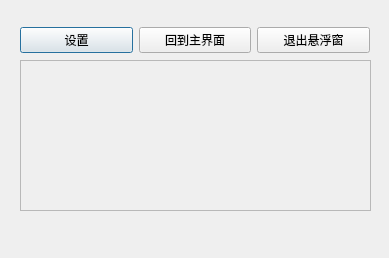
Above: MEMOplus/suspenddia.ui from yzc0731/copy_from_xiang before the change. Below: the same form after it.
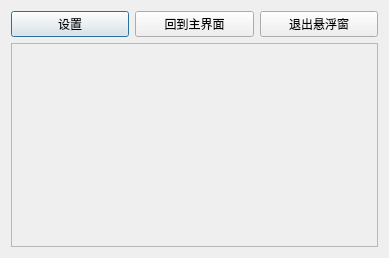
That is the form after the change.

Commit message: 微调了一下悬浮窗的ui窗口

```diff
--- a/MEMOplus/suspenddia.ui
+++ b/MEMOplus/suspenddia.ui
@@ -13,31 +13,8 @@
   <property name="windowTitle">
    <string>Dialog</string>
   </property>
-  <widget class="QFrame" name="frame">
-   <property name="geometry">
-    <rect>
-     <x>20</x>
-     <y>60</y>
-     <width>351</width>
-     <height>151</height>
-    </rect>
-   </property>
-   <property name="frameShape">
-    <enum>QFrame::StyledPanel</enum>
-   </property>
-   <property name="frameShadow">
-    <enum>QFrame::Raised</enum>
-   </property>
-  </widget>
-  <widget class="QWidget" name="horizontalLayoutWidget">
-   <property name="geometry">
-    <rect>
-     <x>20</x>
-     <y>20</y>
-     <width>350</width>
-     <height>41</height>
-    </rect>
-   </property>
+  <layout class="QVBoxLayout" name="verticalLayout">
+   <item>
    <layout class="QHBoxLayout" name="horizontalLayout">
     <item>
      <widget class="QPushButton" name="settingBtn">
@@ -61,7 +38,18 @@
      </widget>
     </item>
    </layout>
-  </widget>
+   </item>
+   <item>
+    <widget class="QFrame" name="frame">
+     <property name="frameShape">
+      <enum>QFrame::StyledPanel</enum>
+     </property>
+     <property name="frameShadow">
+      <enum>QFrame::Raised</enum>
+     </property>
+    </widget>
+   </item>
+  </layout>
  </widget>
  <resources/>
  <connections/>
```
Lines whose indentation alone changed are shown as unchanged. The commit also changes 5 other files.
